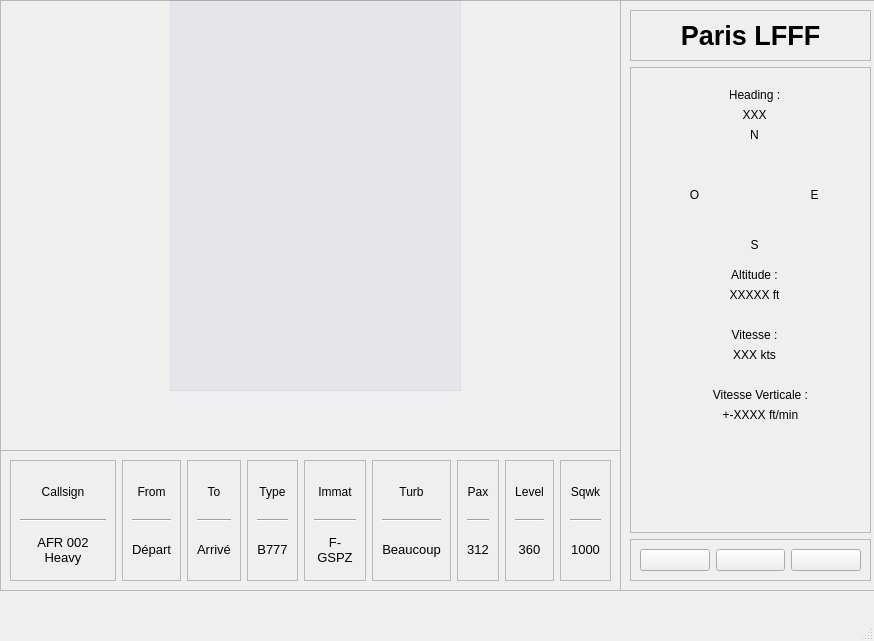
Before: the Qt Designer form ATC_paris.ui in arcreane/python-project-projet-ivry-sur-seine, drawn with Qt 5.
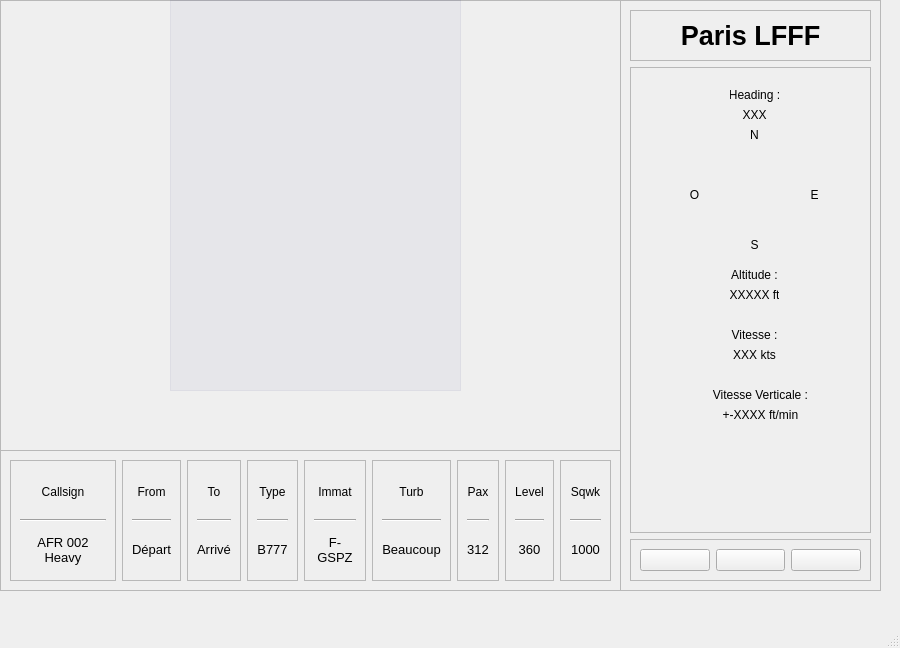
After: the same form once the commit is applied. Icons and pictures are not drawn.

Commit message: convertion .ui en .py et navigation entre accueil et paris

Patch:
```diff
--- a/ATC_paris.ui
+++ b/ATC_paris.ui
@@ -6,10 +6,16 @@
    <rect>
     <x>0</x>
     <y>0</y>
-    <width>874</width>
-    <height>641</height>
+    <width>900</width>
+    <height>648</height>
    </rect>
   </property>
+  <property name="minimumSize">
+   <size>
+    <width>900</width>
+    <height>620</height>
+   </size>
+  </property>
   <property name="windowTitle">
    <string>MainWindow</string>
   </property>
@@ -516,6 +522,12 @@
       <height>591</height>
      </rect>
     </property>
+    <property name="minimumSize">
+     <size>
+      <width>0</width>
+      <height>0</height>
+     </size>
+    </property>
     <property name="frameShape">
      <enum>QFrame::Shape::StyledPanel</enum>
     </property>
```
Left out of the diff: 2 changed lines with no effect on the pictures. The commit also changes 2 other files.
